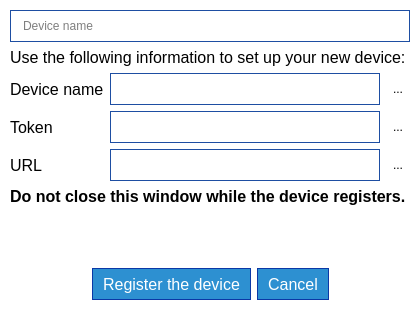
Qt form parsec/core/gui/forms/register_device_dialog.ui (Scille/parsec-cloud) before a commit.
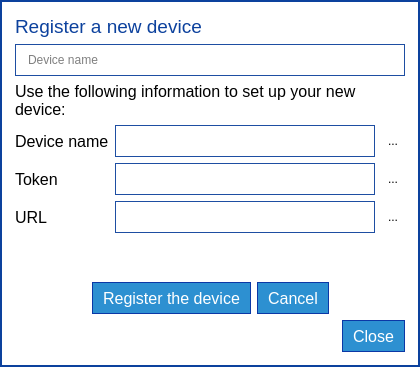
The same form after that commit. Icons and pictures are not drawn.

Commit message: [GUI] Removed title bars for register user/device windows

Patch:
```diff
--- a/parsec/core/gui/forms/register_device_dialog.ui
+++ b/parsec/core/gui/forms/register_device_dialog.ui
@@ -10,19 +10,19 @@
     <x>0</x>
     <y>0</y>
     <width>420</width>
-    <height>310</height>
+    <height>367</height>
    </rect>
   </property>
   <property name="minimumSize">
    <size>
-    <width>420</width>
-    <height>310</height>
+    <width>0</width>
+    <height>0</height>
    </size>
   </property>
   <property name="maximumSize">
    <size>
-    <width>420</width>
-    <height>310</height>
+    <width>16777215</width>
+    <height>16777215</height>
    </size>
   </property>
   <property name="windowTitle">
@@ -105,17 +105,54 @@
   </property>
   <layout class="QVBoxLayout" name="verticalLayout_2">
    <property name="leftMargin">
-    <number>10</number>
+    <number>0</number>
    </property>
    <property name="topMargin">
-    <number>10</number>
+    <number>0</number>
    </property>
    <property name="rightMargin">
-    <number>10</number>
+    <number>0</number>
    </property>
    <property name="bottomMargin">
-    <number>10</number>
+    <number>0</number>
    </property>
+   <item>
+    <widget class="QWidget" name="widget" native="true">
+     <property name="styleSheet">
+      <string notr="true">QWidget#widget
+{
+border: 2px solid rgb(12, 65, 157);
+background-color: rgb(255, 255, 255);
+}</string>
+     </property>
+     <layout class="QVBoxLayout" name="verticalLayout_3">
+      <property name="leftMargin">
+       <number>15</number>
+      </property>
+      <property name="topMargin">
+       <number>15</number>
+      </property>
+      <property name="rightMargin">
+       <number>15</number>
+      </property>
+      <property name="bottomMargin">
+       <number>15</number>
+      </property>
+      <item>
+       <widget class="QLabel" name="label_5">
+        <property name="font">
+         <font>
+          <pointsize>14</pointsize>
+         </font>
+        </property>
+        <property name="styleSheet">
+         <string notr="true">color: rgb(12, 65, 157);</string>
+        </property>
+        <property name="text">
+         <string>Register a new device</string>
+        </property>
+       </widget>
+      </item>
    <item>
     <widget class="QLineEdit" name="line_edit_device_name">
      <property name="minimumSize">
@@ -307,23 +344,6 @@
         </item>
        </layout>
       </item>
-      <item>
-       <widget class="QLabel" name="label">
-        <property name="font">
-         <font>
-          <pointsize>12</pointsize>
-          <weight>75</weight>
-          <bold>true</bold>
-         </font>
-        </property>
-        <property name="text">
-         <string>Do not close this window while the device registers.</string>
-        </property>
-        <property name="wordWrap">
-         <bool>true</bool>
-        </property>
-       </widget>
-      </item>
      </layout>
     </widget>
    </item>
@@ -335,7 +355,7 @@
      <property name="sizeHint" stdset="0">
       <size>
        <width>20</width>
-       <height>40</height>
+          <height>27</height>
       </size>
      </property>
     </spacer>
@@ -406,6 +426,57 @@
      </item>
     </layout>
    </item>
+      <item>
+       <layout class="QHBoxLayout" name="horizontalLayout_2">
+        <item>
+         <spacer name="horizontalSpacer_3">
+          <property name="orientation">
+           <enum>Qt::Horizontal</enum>
+          </property>
+          <property name="sizeHint" stdset="0">
+           <size>
+            <width>40</width>
+            <height>20</height>
+           </size>
+          </property>
+         </spacer>
+        </item>
+        <item>
+         <widget class="QPushButton" name="button_close">
+          <property name="minimumSize">
+           <size>
+            <width>0</width>
+            <height>32</height>
+           </size>
+          </property>
+          <property name="font">
+           <font>
+            <pointsize>12</pointsize>
+           </font>
+          </property>
+          <property name="layoutDirection">
+           <enum>Qt::RightToLeft</enum>
+          </property>
+          <property name="text">
+           <string>Close</string>
+          </property>
+          <property name="icon">
+           <iconset resource="../rc/resources.qrc">
+            <normaloff>:/icons/images/icons/cancel_white.png</normaloff>:/icons/images/icons/cancel_white.png</iconset>
+          </property>
+          <property name="iconSize">
+           <size>
+            <width>24</width>
+            <height>24</height>
+           </size>
+          </property>
+         </widget>
+        </item>
+       </layout>
+      </item>
+     </layout>
+    </widget>
+   </item>
   </layout>
  </widget>
  <resources>
```
Left out of the diff: 19 changed lines with no effect on the pictures. Lines whose indentation alone changed are shown as unchanged. The commit also changes 3 other files.
